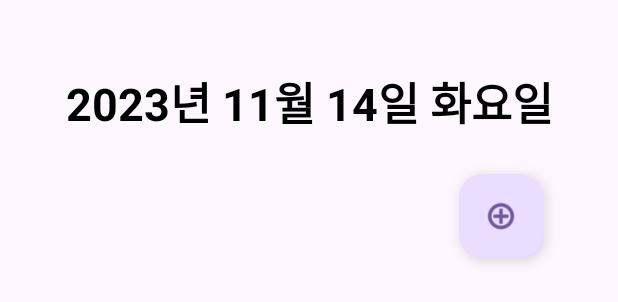
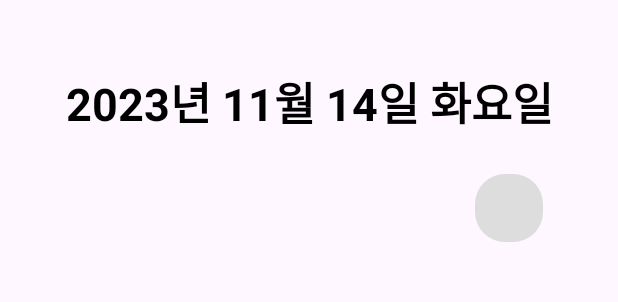
Before and after one commit to YeBin0711/Timeline-Planner, an Android app: the layout todo_list_dialog.xml on its own in the app's theme, with its tools: preview values and no code run, on a phone screen of 412 x 824 dp. Shown: the top 302 px of the screen. Run offline under Robolectric (Android 15) with nearby library versions, the phone set to English and light mode, and no system bars.

Commit message:
11/30 새벽 중간 저장 : 월별 레이아웃 및 이벤트

```diff
--- a/app/src/main/java/com/example/timelineplanner/MonthlyActivity.kt
+++ b/app/src/main/java/com/example/timelineplanner/MonthlyActivity.kt
@@ -20,8 +20,6 @@ class MonthlyActivity : AppCompatActivity() {
         cellBinding = CalendarCellBinding.inflate(layoutInflater)
         setContentView(binding.root)
 
-
-
         val currentMonth = YearMonth.now()
         val startMonth = currentMonth.minusMonths(100)  // Adjust as needed
         val endMonth = currentMonth.plusMonths(100)  // Adjust as needed
@@ -35,9 +33,6 @@ class MonthlyActivity : AppCompatActivity() {
             selectedDate = LocalDate.of(month.yearMonth.year, month.yearMonth.monthValue, selectedDate.dayOfMonth)
             binding.monthText.text = "${month.yearMonth.year}년 ${month.yearMonth.monthValue}월"
             binding.calendarView.notifyMonthChanged(month.yearMonth)
-
-            //cellBinding.eventList.layoutManager = LinearLayoutManager(this)
-            //cellBinding.eventList.adapter = MonthlyEventListAdapter(listOf(Todo("test1", "12:00", Color.RED), Todo("test2", "13:00", Color.BLUE), Todo("test3", "14:00", Color.GREEN)))
         }
 
         binding.monthSelector.setOnClickListener() {
--- a/app/src/main/res/layout/todo_list_dialog.xml
+++ b/app/src/main/res/layout/todo_list_dialog.xml
@@ -24,11 +24,14 @@
         android:layout_width="match_parent"
         android:layout_height="wrap_content"/>
 
-    <com.google.android.material.floatingactionbutton.ExtendedFloatingActionButton
-        android:layout_width="match_parent"
-        android:layout_height="match_parent"
+    <com.google.android.material.floatingactionbutton.FloatingActionButton
+        android:layout_width="45dp"
+        android:layout_height="45dp"
         android:layout_gravity="right"
         android:layout_marginRight="30dp"
         android:layout_marginBottom="30dp"
+        android:backgroundTint="#DDDDDD"
+        app:elevation="0dp"
+        app:shapeAppearance="@style/ShapeAppearance.App.MediumComponent"
         app:icon="@android:drawable/ic_menu_add"/>
 </LinearLayout>
--- /dev/null
+++ b/app/src/main/res/values/styles.xml
@@ -0,0 +1,12 @@
+<?xml version="1.0" encoding="utf-8"?>
+<resources>
+    <style name="MaterialAlertDialog.App" parent="MaterialAlertDialog.Material3">
+        <item name="shapeAppearance">@style/ShapeAppearance.App.MediumComponent</item>
+        <item name="shapeAppearanceOverlay">@null</item>
+    </style>
+
+    <style name="ShapeAppearance.App.MediumComponent" parent="ShapeAppearance.Material3.MediumComponent">
+        <item name="cornerFamily">rounded</item>
+        <item name="cornerSize">20dp</item>
+    </style>
+</resources>
--- a/app/src/main/res/values/themes.xml
+++ b/app/src/main/res/values/themes.xml
@@ -3,9 +3,16 @@
     <style name="Base.Theme.TimelinePlanner" parent="Theme.Material3.DayNight.NoActionBar">
         <!-- Customize your light theme here. -->
         <!-- <item name="colorPrimary">@color/my_light_primary</item> -->
+        <item name="materialAlertDialogTheme">@style/ThemeOverlay.App.MaterialAlertDialog</item>
     </style>
 
     <style name="Theme.TimelinePlanner" parent="Base.Theme.TimelinePlanner" />
+
+    <style name="ThemeOverlay.App.MaterialAlertDialog" parent="ThemeOverlay.Material3.MaterialAlertDialog">
+        <item name="colorPrimary">@color/white</item>
+        <item name="colorOnPrimary">@color/black</item>
+        <item name="alertDialogStyle">@style/MaterialAlertDialog.App</item>
+    </style>
 
     <style name="settingName">
         <item name="android:textSize">20sp</item>
```
Also changed, not shown: app/src/main/java/com/example/timelineplanner/Monthly.kt (+30 -18 lines), app/src/main/res/layout/calendar_cell.xml (+14 -3 lines).
